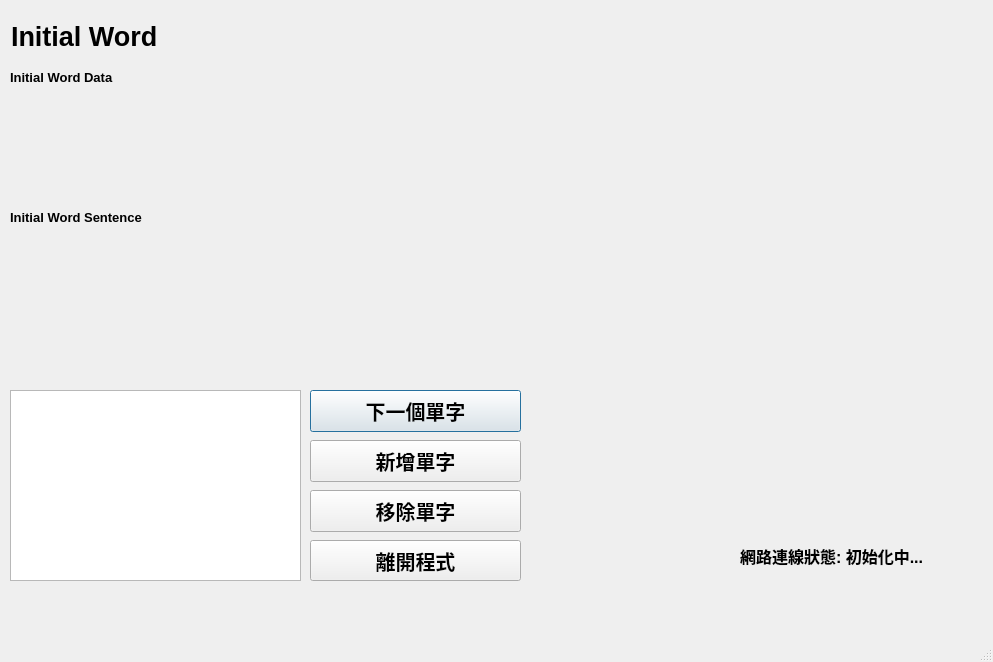
Above: UI/init.ui from AhJayzZ/VocabularyTrainer before the change. Below: the same form after it.
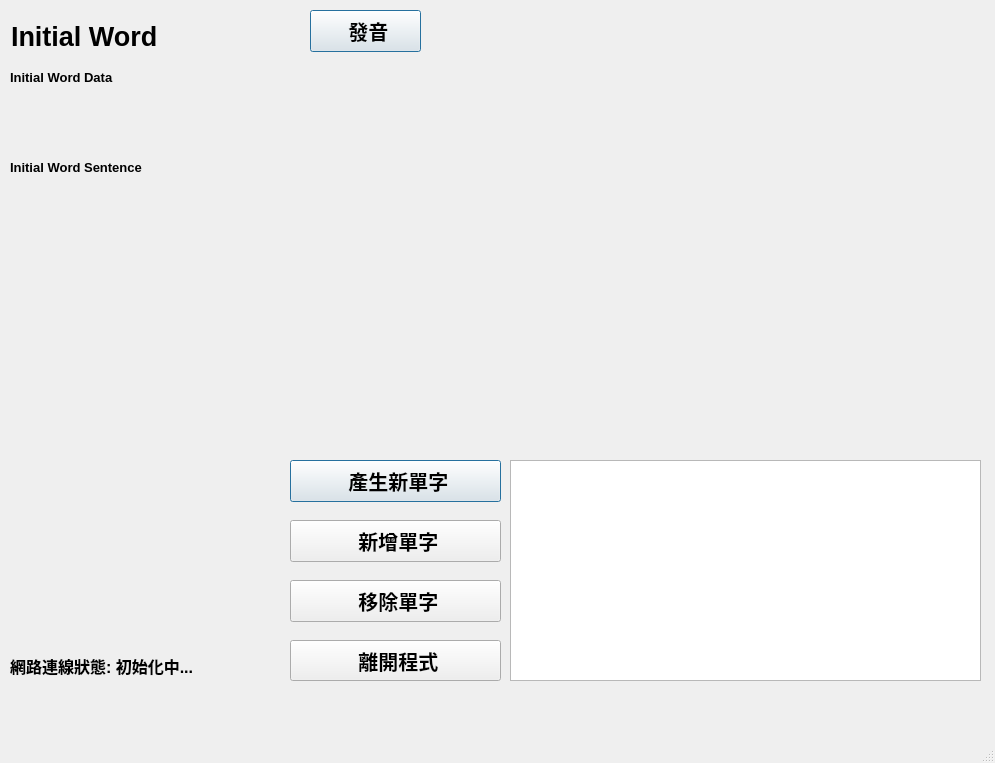
That is the form after the change.

Commit message: add play sound function and UI icons

The edit to the form file:
```diff
--- a/UI/init.ui
+++ b/UI/init.ui
@@ -6,8 +6,8 @@
    <rect>
     <x>0</x>
     <y>0</y>
-    <width>993</width>
-    <height>662</height>
+    <width>995</width>
+    <height>763</height>
    </rect>
   </property>
   <property name="font">
@@ -25,8 +25,8 @@
    <widget class="QPushButton" name="removeButton">
     <property name="geometry">
      <rect>
-      <x>310</x>
-      <y>490</y>
+      <x>290</x>
+      <y>580</y>
       <width>211</width>
       <height>42</height>
      </rect>
@@ -39,7 +39,7 @@
      </font>
     </property>
     <property name="text">
-     <string>移除單字</string>
+     <string> 移除單字</string>
     </property>
    </widget>
    <widget class="QLabel" name="wordInfoLabel">
@@ -48,7 +48,7 @@
       <x>10</x>
       <y>70</y>
       <width>971</width>
-      <height>131</height>
+      <height>91</height>
      </rect>
     </property>
     <property name="font">
@@ -69,9 +69,9 @@
     <property name="geometry">
      <rect>
       <x>10</x>
-      <y>210</y>
+      <y>160</y>
       <width>961</width>
-      <height>171</height>
+      <height>291</height>
      </rect>
     </property>
     <property name="font">
@@ -111,10 +111,10 @@
    <widget class="QListWidget" name="recordList">
     <property name="geometry">
      <rect>
-      <x>10</x>
-      <y>390</y>
-      <width>291</width>
-      <height>191</height>
+      <x>510</x>
+      <y>460</y>
+      <width>471</width>
+      <height>221</height>
      </rect>
     </property>
     <property name="font">
@@ -128,8 +128,8 @@
    <widget class="QLabel" name="connectionLabel">
     <property name="geometry">
      <rect>
-      <x>740</x>
-      <y>530</y>
+      <x>10</x>
+      <y>640</y>
       <width>241</width>
       <height>51</height>
      </rect>
@@ -148,8 +148,8 @@
    <widget class="QPushButton" name="addButton">
     <property name="geometry">
      <rect>
-      <x>310</x>
-      <y>440</y>
+      <x>290</x>
+      <y>520</y>
       <width>211</width>
       <height>42</height>
      </rect>
@@ -162,14 +162,14 @@
      </font>
     </property>
     <property name="text">
-     <string>新增單字</string>
+     <string> 新增單字</string>
     </property>
    </widget>
    <widget class="QPushButton" name="nextButton">
     <property name="geometry">
      <rect>
-      <x>310</x>
-      <y>390</y>
+      <x>290</x>
+      <y>460</y>
       <width>211</width>
       <height>42</height>
      </rect>
@@ -182,7 +182,7 @@
      </font>
     </property>
     <property name="text">
-     <string>下一個單字</string>
+     <string> 產生新單字</string>
     </property>
     <property name="autoDefault">
      <bool>true</bool>
@@ -194,8 +194,8 @@
    <widget class="QPushButton" name="exitButton">
     <property name="geometry">
      <rect>
-      <x>310</x>
-      <y>540</y>
+      <x>290</x>
+      <y>640</y>
       <width>211</width>
       <height>41</height>
      </rect>
@@ -208,7 +208,33 @@
      </font>
     </property>
     <property name="text">
-     <string>離開程式</string>
+     <string> 離開程式</string>
+    </property>
+   </widget>
+   <widget class="QPushButton" name="soundButton">
+    <property name="geometry">
+     <rect>
+      <x>310</x>
+      <y>10</y>
+      <width>111</width>
+      <height>42</height>
+     </rect>
+    </property>
+    <property name="font">
+     <font>
+      <pointsize>15</pointsize>
+      <weight>75</weight>
+      <bold>true</bold>
+     </font>
+    </property>
+    <property name="text">
+     <string> 發音</string>
+    </property>
+    <property name="autoDefault">
+     <bool>true</bool>
+    </property>
+    <property name="default">
+     <bool>true</bool>
     </property>
    </widget>
   </widget>
```
Left out of the diff: 4 changed lines with no effect on the pictures. The commit also changes 11 other files.
